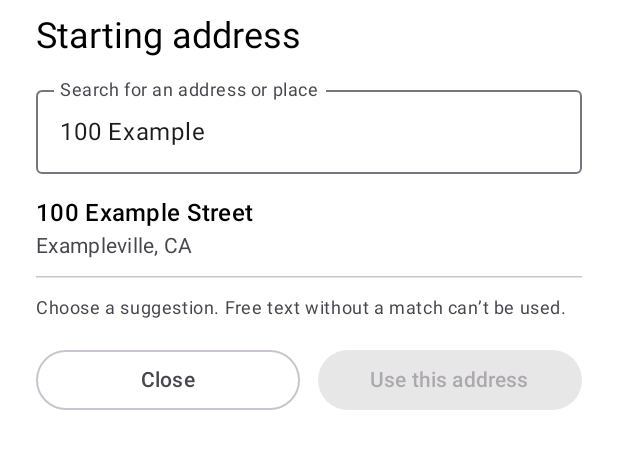
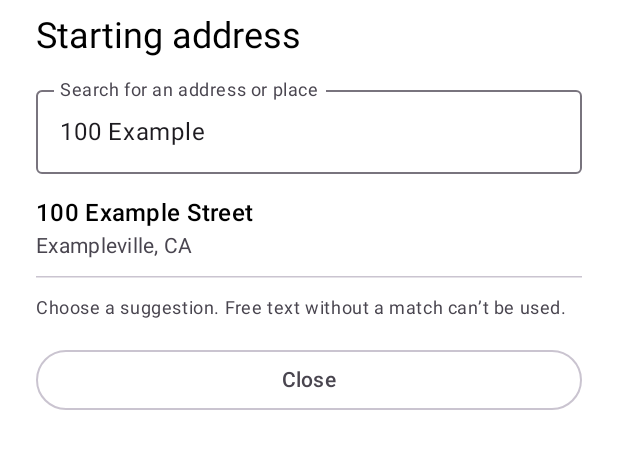
Before and after one commit to EthanScottWalden/ColPool, an Android app built with Jetpack Compose: the @Preview function AddressSearchPreview, on a phone screen of 412 x 824 dp. Shown: the top 449 px of the screen. Run offline under Robolectric (Android 15) with nearby library versions, the phone set to English and light mode, and no system bars.

Commit message:
Address sheet: tap to choose, new session after resolve, stale-response and error handling, accessibility, screenshots (#16)
Co-Authored-By: Claude Opus 5.5 <noreply@anthropic.com>

```diff
--- a/android/app/src/main/java/io/github/ethanscottwalden/colpool/data/places/PlacesAutocomplete.kt
+++ b/android/app/src/main/java/io/github/ethanscottwalden/colpool/data/places/PlacesAutocomplete.kt
@@ -16,7 +16,9 @@ data class AddressSuggestion(
     val placeId: String,
     val primaryText: String,
     val secondaryText: String,
-)
+) {
+    override fun toString(): String = "AddressSuggestion(redacted)"
+}
 
 /**
  * One address-entry session. Every suggestion call and the final [PlacesAutocomplete.resolve] of one
--- a/android/app/src/main/java/io/github/ethanscottwalden/colpool/ui/address/AddressSearchSheet.kt
+++ b/android/app/src/main/java/io/github/ethanscottwalden/colpool/ui/address/AddressSearchSheet.kt
@@ -5,11 +5,7 @@ import androidx.compose.foundation.layout.Arrangement
 import androidx.compose.foundation.layout.Column
 import androidx.compose.foundation.layout.Row
 import androidx.compose.foundation.layout.fillMaxWidth
-import androidx.compose.foundation.layout.heightIn
 import androidx.compose.foundation.layout.padding
-import androidx.compose.foundation.lazy.LazyColumn
-import androidx.compose.foundation.lazy.items
-import androidx.compose.material3.Button
 import androidx.compose.material3.ExperimentalMaterial3Api
 import androidx.compose.material3.HorizontalDivider
 import androidx.compose.material3.MaterialTheme
@@ -18,6 +14,17 @@ import androidx.compose.material3.OutlinedButton
 import androidx.compose.material3.OutlinedTextField
 import androidx.compose.material3.Text
 import androidx.compose.runtime.Composable
+import androidx.compose.ui.semantics.semantics
+import androidx.compose.ui.semantics.Role
+import androidx.compose.ui.semantics.liveRegion
+import androidx.compose.ui.semantics.LiveRegionMode
+import androidx.compose.ui.Alignment
+import androidx.compose.runtime.LaunchedEffect
+import androidx.compose.material3.CircularProgressIndicator
+import androidx.compose.foundation.verticalScroll
+import androidx.compose.foundation.rememberScrollState
+import androidx.compose.foundation.layout.size
+import androidx.compose.foundation.layout.imePadding
 import androidx.compose.runtime.getValue
 import androidx.compose.ui.Modifier
 import androidx.compose.ui.res.stringResource
@@ -32,12 +39,12 @@ import io.github.ethanscottwalden.colpool.ui.theme.ColPoolTheme
 
 object AddressSearchTags {
     const val Field = "address_search_field"
-    const val Confirm = "address_search_confirm"
+    const val RowProgress = "address_search_row_progress"
     const val Error = "address_search_error"
 }
 
 /**
- * Address search sheet. Returns a [SelectedAddress] through [onConfirm]; nothing else can be submitted.
+ * Address search sheet. Tapping a suggestion resolves it and returns the [SelectedAddress] through [onConfirm]; nothing else can be returned.
  * Use a fresh [viewModel] per address entry. [title] is supplied by the caller (for example
  * "Starting address"). [notice] is an optional slot above the field, e.g. the "recommend public
  * places" note for pickup spots and stops; nothing is shown by default.
@@ -52,32 +59,39 @@ fun AddressSearchSheet(
     notice: (@Composable () -> Unit)? = null,
 ) {
     val state by viewModel.state.collectAsStateWithLifecycle()
+    // A resolved suggestion is returned and the sheet closes.
+    LaunchedEffect(state.selected) { state.selected?.let(onConfirm) }
     ModalBottomSheet(onDismissRequest = onDismiss) {
         AddressSearchContent(
             title = title,
             state = state,
             onQueryChange = viewModel::onQueryChange,
             onSuggestionClick = viewModel::onSuggestionChosen,
-            onConfirm = { state.selected?.let(onConfirm) },
             onClose = onDismiss,
             notice = notice,
         )
     }
 }
 
-/** Stateless content of the sheet. */
+/** Stateless content of the sheet. Tapping a suggestion chooses it; the only button is Close. */
 @Composable
 fun AddressSearchContent(
     title: String,
     state: AddressSearchState,
     onQueryChange: (String) -> Unit,
     onSuggestionClick: (AddressSuggestion) -> Unit,
-    onConfirm: () -> Unit,
     onClose: () -> Unit,
     modifier: Modifier = Modifier,
     notice: (@Composable () -> Unit)? = null,
 ) {
-    Column(modifier = modifier.fillMaxWidth().padding(horizontal = 24.dp, vertical = 8.dp)) {
+    val chooseLabel = stringResource(R.string.address_search_choose)
+    Column(
+        modifier = modifier
+            .fillMaxWidth()
+            .imePadding()
+            .verticalScroll(rememberScrollState())
+            .padding(horizontal = 24.dp, vertical = 8.dp),
+    ) {
         Text(title, style = MaterialTheme.typography.headlineSmall)
         notice?.let {
             Column(modifier = Modifier.padding(top = 8.dp)) { it() }
@@ -89,37 +103,51 @@ fun AddressSearchContent(
             singleLine = true,
             modifier = Modifier.fillMaxWidth().padding(top = 12.dp).testTag(AddressSearchTags.Field),
         )
-        when {
-            state.error != null -> Text(
+        state.error?.let { error ->
+            Text(
                 stringResource(
-                    if (state.error == AddressSearchError.SearchFailed) R.string.address_search_error_search
+                    if (error == AddressSearchError.SearchFailed) R.string.address_search_error_search
                     else R.string.address_search_error_resolve,
                 ),
                 color = MaterialTheme.colorScheme.error,
                 style = MaterialTheme.typography.bodyMedium,
-                modifier = Modifier.padding(top = 12.dp).testTag(AddressSearchTags.Error),
+                modifier = Modifier.padding(top = 12.dp).semantics { liveRegion = LiveRegionMode.Polite }.testTag(AddressSearchTags.Error),
             )
-            state.searching || state.resolving -> Text(
+        }
+        if (state.searching) {
+            Text(
                 stringResource(R.string.address_search_searching),
                 style = MaterialTheme.typography.bodyMedium,
-                modifier = Modifier.padding(top = 12.dp),
+                modifier = Modifier.padding(top = 12.dp).semantics { liveRegion = LiveRegionMode.Polite },
             )
-            state.suggestions.isNotEmpty() -> LazyColumn(modifier = Modifier.heightIn(max = 320.dp).padding(top = 4.dp)) {
-                items(state.suggestions, key = { it.placeId }) { s ->
-                    Column(modifier = Modifier.fillMaxWidth().clickable { onSuggestionClick(s) }.padding(vertical = 10.dp)) {
+        } else if (state.suggestions.isEmpty() && state.error == null && state.query.trim().length >= AddressSearchViewModel.MIN_CHARS) {
+            Text(
+                stringResource(R.string.address_search_no_results),
+                style = MaterialTheme.typography.bodyMedium,
+                modifier = Modifier.padding(top = 12.dp).semantics { liveRegion = LiveRegionMode.Polite },
+            )
+        }
+        Column(modifier = Modifier.padding(top = 4.dp)) {
+            state.suggestions.forEach { s ->
+                Row(
+                    verticalAlignment = Alignment.CenterVertically,
+                    modifier = Modifier
+                        .fillMaxWidth()
+                        .clickable(onClickLabel = chooseLabel, role = Role.Button) { onSuggestionClick(s) }
+                        .padding(vertical = 10.dp),
+                ) {
+                    Column(modifier = Modifier.weight(1f)) {
                         Text(s.primaryText, style = MaterialTheme.typography.titleMedium)
                         if (s.secondaryText.isNotBlank()) {
                             Text(s.secondaryText, style = MaterialTheme.typography.bodyMedium, color = MaterialTheme.colorScheme.onSurfaceVariant)
                         }
                     }
-                    HorizontalDivider()
+                    if (state.resolvingPlaceId == s.placeId) {
+                        CircularProgressIndicator(modifier = Modifier.size(24.dp).testTag(AddressSearchTags.RowProgress), strokeWidth = 2.dp)
+                    }
                 }
+                HorizontalDivider()
             }
-            state.selected == null && state.query.trim().length >= AddressSearchViewModel.MIN_CHARS -> Text(
-                stringResource(R.string.address_search_no_results),
-                style = MaterialTheme.typography.bodyMedium,
-                modifier = Modifier.padding(top = 12.dp),
-            )
         }
         Text(
             stringResource(R.string.address_search_hint),
@@ -127,16 +155,8 @@ fun AddressSearchContent(
             color = MaterialTheme.colorScheme.onSurfaceVariant,
             modifier = Modifier.padding(top = 12.dp),
         )
-        Row(
-            horizontalArrangement = Arrangement.spacedBy(12.dp),
-            modifier = Modifier.fillMaxWidth().padding(top = 16.dp, bottom = 16.dp),
-        ) {
-            OutlinedButton(onClick = onClose, modifier = Modifier.weight(1f)) {
-                Text(stringResource(R.string.address_search_close))
-            }
-            Button(onClick = onConfirm, enabled = state.canConfirm, modifier = Modifier.weight(1f).testTag(AddressSearchTags.Confirm)) {
-                Text(stringResource(R.string.address_search_confirm))
-            }
+        OutlinedButton(onClick = onClose, modifier = Modifier.fillMaxWidth().padding(top = 16.dp, bottom = 16.dp)) {
+            Text(stringResource(R.string.address_search_close))
         }
     }
 }
@@ -151,7 +171,7 @@ private fun AddressSearchPreview() {
                 query = "100 Example",
                 suggestions = listOf(AddressSuggestion("p1", "100 Example Street", "Exampleville, CA")),
             ),
-            onQueryChange = {}, onSuggestionClick = {}, onConfirm = {}, onClose = {},
+            onQueryChange = {}, onSuggestionClick = {}, onClose = {},
         )
     }
 }
--- a/android/app/src/main/res/values/strings.xml
+++ b/android/app/src/main/res/values/strings.xml
@@ -9,6 +9,6 @@
     <string name="address_search_no_results">No matches. Try a different address or place.</string>
     <string name="address_search_error_search">Couldn\u2019t search addresses right now. Check your connection and try again.</string>
     <string name="address_search_error_resolve">Couldn\u2019t use that address. Choose it again or pick another.</string>
-    <string name="address_search_confirm">Use this address</string>
+    <string name="address_search_choose">Choose this address</string>
     <string name="address_search_close">Close</string>
 </resources>
```
Also changed, not shown: android/app/src/main/java/io/github/ethanscottwalden/colpool/data/places/PlacesSdkAutocomplete.kt (+9 -3 lines), android/app/src/main/java/io/github/ethanscottwalden/colpool/ui/address/AddressSearchViewModel.kt (+26 -15 lines), 12 other files.
